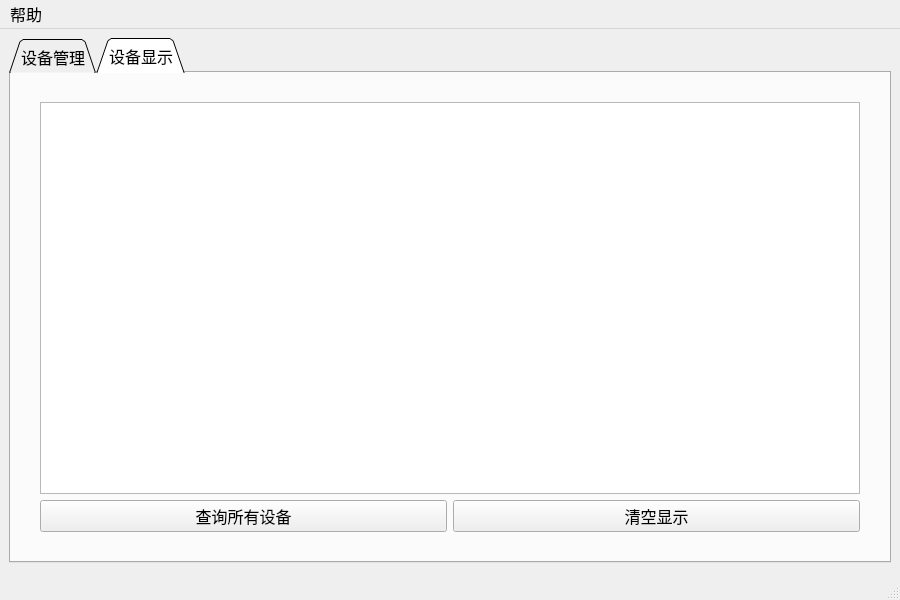
Qt form py_ui/main_gui.ui (AlvinsFish/UiExample) before a commit.
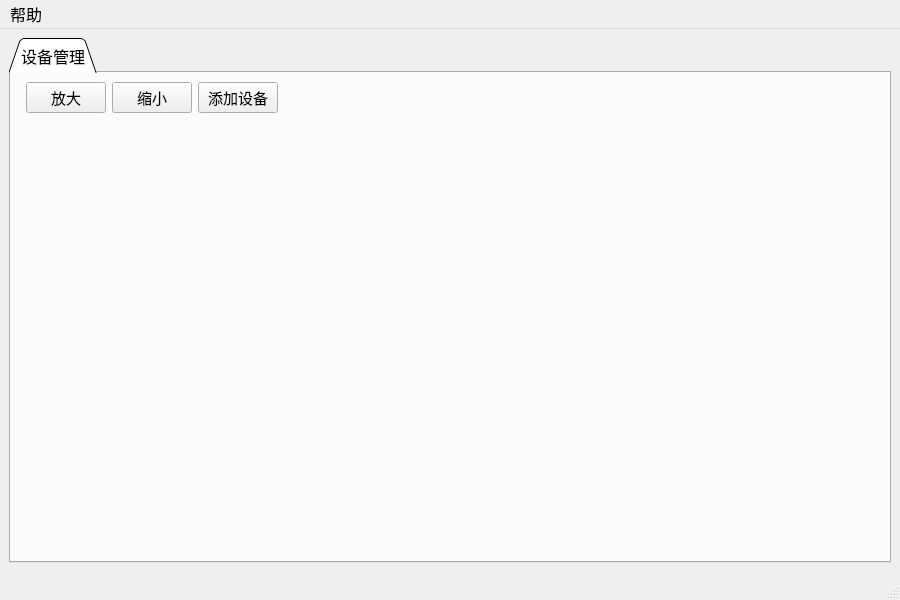
The same form after that commit. The open tabs and pages were chosen to show the change.

Commit message: 版本：v0.3 时间：2023/4/6 说明： 1、增加show_text类，统一管理内容显示 2、增加显示子界面和直显子界面 3、显示子界面包含修改显示参数配置 4、直显子界面包含直接显示到show text功能

Diff of the .ui file:
```diff
--- a/py_ui/main_gui.ui
+++ b/py_ui/main_gui.ui
@@ -105,100 +105,6 @@
         </item>
        </layout>
       </widget>
-      <widget class="QWidget" name="tab">
-       <attribute name="title">
-        <string>设备显示</string>
-       </attribute>
-       <layout class="QVBoxLayout" name="verticalLayout_4">
-        <item>
-         <spacer name="horizontalSpacer_2">
-          <property name="orientation">
-           <enum>Qt::Horizontal</enum>
-          </property>
-          <property name="sizeHint" stdset="0">
-           <size>
-            <width>857</width>
-            <height>20</height>
-           </size>
-          </property>
-         </spacer>
-        </item>
-        <item>
-         <layout class="QHBoxLayout" name="horizontalLayout_2">
-          <item>
-           <spacer name="verticalSpacer_2">
-            <property name="orientation">
-             <enum>Qt::Vertical</enum>
-            </property>
-            <property name="sizeHint" stdset="0">
-             <size>
-              <width>20</width>
-              <height>40</height>
-             </size>
-            </property>
-           </spacer>
-          </item>
-          <item>
-           <layout class="QVBoxLayout" name="verticalLayout_3">
-            <item>
-             <widget class="QTextBrowser" name="show_text">
-              <property name="font">
-               <font>
-                <pointsize>11</pointsize>
-               </font>
-              </property>
-             </widget>
-            </item>
-            <item>
-             <layout class="QHBoxLayout" name="horizontalLayout">
-              <item>
-               <widget class="QPushButton" name="query_btn">
-                <property name="text">
-                 <string>查询所有设备</string>
-                </property>
-               </widget>
-              </item>
-              <item>
-               <widget class="QPushButton" name="clear_btn">
-                <property name="text">
-                 <string>清空显示</string>
-                </property>
-               </widget>
-              </item>
-             </layout>
-            </item>
-           </layout>
-          </item>
-          <item>
-           <spacer name="verticalSpacer">
-            <property name="orientation">
-             <enum>Qt::Vertical</enum>
-            </property>
-            <property name="sizeHint" stdset="0">
-             <size>
-              <width>20</width>
-              <height>40</height>
-             </size>
-            </property>
-           </spacer>
-          </item>
-         </layout>
-        </item>
-        <item>
-         <spacer name="horizontalSpacer_3">
-          <property name="orientation">
-           <enum>Qt::Horizontal</enum>
-          </property>
-          <property name="sizeHint" stdset="0">
-           <size>
-            <width>857</width>
-            <height>20</height>
-           </size>
-          </property>
-         </spacer>
-        </item>
-       </layout>
-      </widget>
      </widget>
     </item>
    </layout>
```
Left out of the diff: 2 changed lines with no effect on the pictures. The commit also changes 8 other files.
